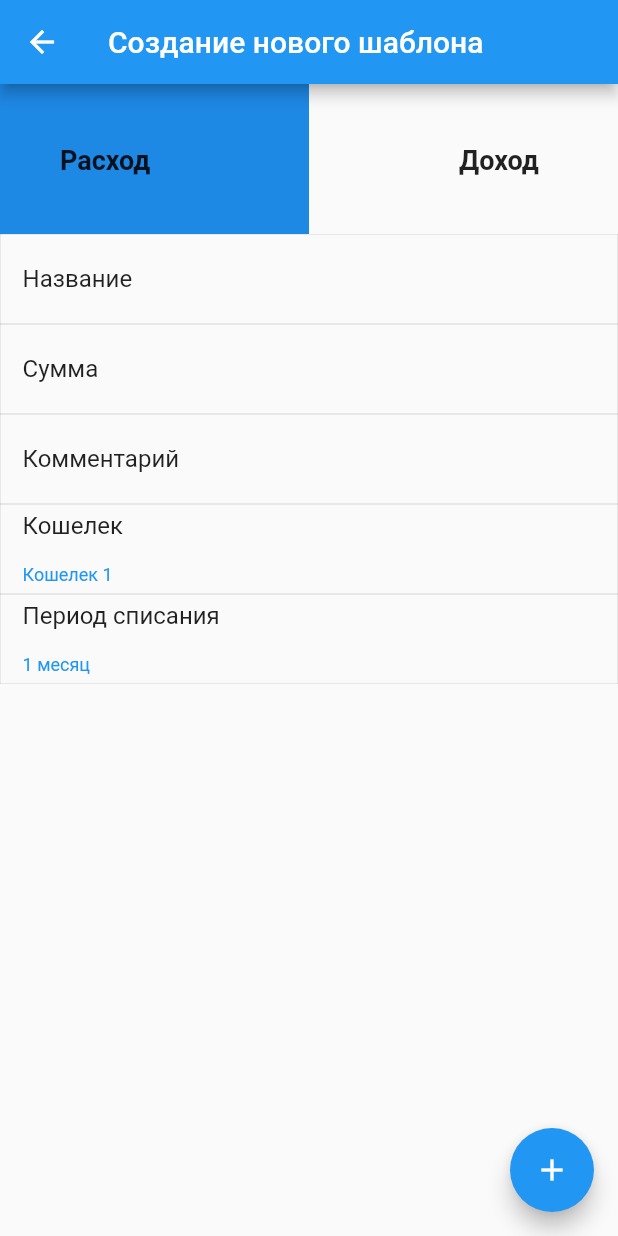
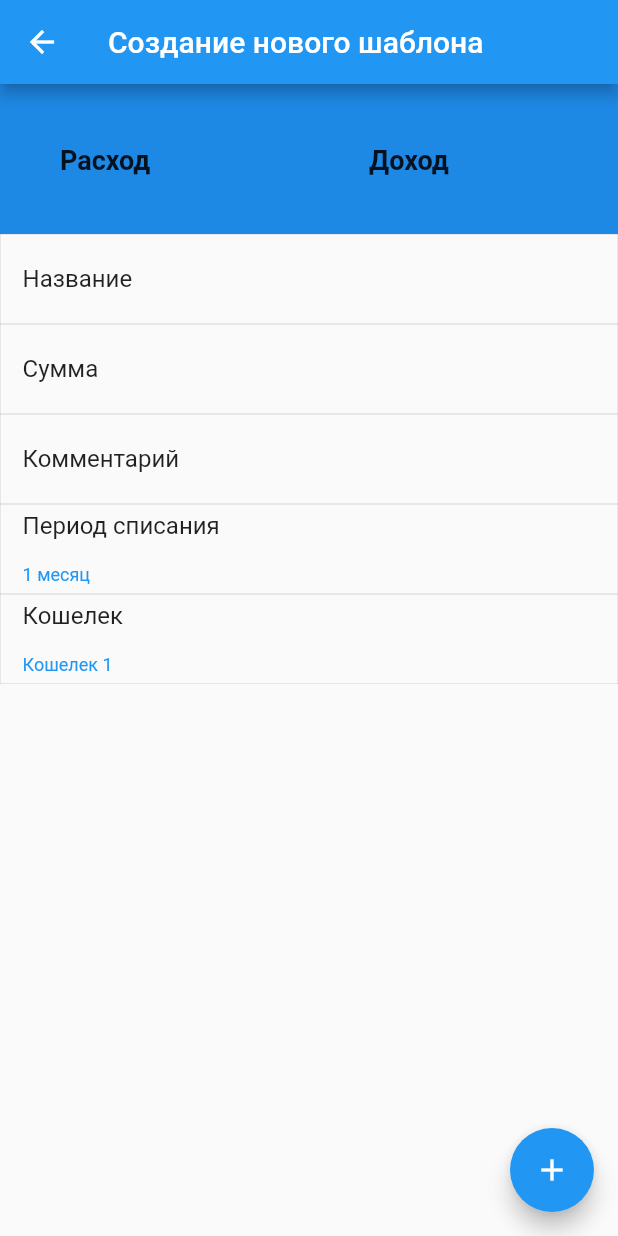
Before and after one commit to andryfaciy/NewNew_control_rashodof, a Flutter app: the Newshablone screen opened directly, on a phone screen of 412 x 824 dp. Run offline on Flutter 3.47's test engine with Material 2 defaults, Android fonts, the phone set to English and light mode, and no system bars; our stand-ins replace hive, hive_flutter; missing offline and left inert: dart:ffi; accounts and stored records are empty; generated files the repository leaves out were written again.

```diff
--- a/lib/main.dart
+++ b/lib/main.dart
@@ -1,7 +1,7 @@
 import 'package:flutter/material.dart';
 import 'package:hive/hive.dart';
 import 'package:hive_flutter/hive_flutter.dart';
-import 'package:todo_hive_example/screens/Home.dart';
+import 'package:todo_hive_example/screens/Home/Home.dart';
 import 'package:todo_hive_example/screens/add_todo/add_transaction.dart';
 import 'models/todo.dart';
 import 'client/hive_names.dart';
--- /dev/null
+++ b/lib/screens/Home/Components/SwipeButton.dart
@@ -0,0 +1,22 @@
+import 'package:flutter/material.dart';
+
+class SwipeButton extends StatelessWidget {
+  final text;
+  final route;
+  SwipeButton({this.text, this.route});
+
+  @override
+  Widget build(BuildContext context) {
+    return ButtonTheme(
+      height: 60,
+      child: RaisedButton(
+        onPressed: () {
+          Navigator.push(
+              context, MaterialPageRoute(builder: (context) => route));
+        },
+        child: Text(text, style: TextStyle(fontSize: 15)),
+        color: Colors.white,
+      ),
+    );
+  }
+}
--- a/lib/screens/Home.dart
+++ b/lib/screens/Home/Home.dart
@@ -1,13 +1,14 @@
 import 'package:flutter/material.dart';
 import 'package:hive/hive.dart';
 import 'package:hive_flutter/hive_flutter.dart';
-import '../client/hive_names.dart';
-import '../main.dart';
-import '../models/todo.dart';
-import 'Settings.dart';
-import 'Templates.dart';
-import 'Wallets.dart';
-import 'add_todo/add_transaction.dart';
+import '../../client/hive_names.dart';
+import '../../main.dart';
+import '../../models/todo.dart';
+import '../Settings/Settings.dart';
+import '../Templates/Templates.dart';
+import '../Wallets/Wallets.dart';
+import '../add_todo/add_transaction.dart';
+import 'Components/SwipeButton.dart';
 
 class MyHomePage extends StatefulWidget {
   MyHomePage({Key key, this.title}) : super(key: key);
@@ -32,38 +33,9 @@ class _MyHomePageState extends State<MyHomePage> {
             new AppBar(
               title: new Text('Меню'),
             ),
-            ButtonTheme(
-              height: 60,
-              child: RaisedButton(
-                onPressed: () {
-                  Navigator.push(context,
-                      MaterialPageRoute(builder: (context) => TemplatesPage()));
-                },
-                child: Text('Шаблоны', style: TextStyle(fontSize: 15)),
-                color: Colors.white,
-              ),
-            ),
-            ButtonTheme(
-              height: 60,
-              child: RaisedButton(
-                onPressed: () {
-                  Navigator.push(context,
-                      MaterialPageRoute(builder: (context) => SettingsPage()));
-                },
-                child: Text('Настройки', style: TextStyle(fontSize: 15)),
-                color: Colors.white,
-              ),
-            ),
-            ButtonTheme(
-                height: 60,
-                child: RaisedButton(
-                  onPressed: () {
-                    Navigator.push(context,
-                        MaterialPageRoute(builder: (context) => WalletsPage()));
-                  },
-                  child: Text('Кошельки', style: TextStyle(fontSize: 15)),
-                  color: Colors.white,
-                ))
+            SwipeButton(text: 'Настройки', route: SettingsPage()),
+            SwipeButton(text: 'Шаблоны', route: TemplatesPage()),
+            SwipeButton(text: 'Кошельки', route: WalletsPage()),
           ],
         ),
       ),
--- a/lib/screens/Newshablone.dart
+++ /dev/null
@@ -1,171 +0,0 @@
-import 'package:flutter/material.dart';
-
-class Newshablone extends StatelessWidget {
-  //Экран создания новыго шаблона
-  Widget build(BuildContext context) {
-    return Scaffold(
-        appBar: AppBar(
-          title: Text('Создание нового шаблона'),
-        ),
-        body: ListView(
-          children: [
-            Row(
-              mainAxisAlignment: MainAxisAlignment.spaceBetween,
-              children: [
-                Container(
-                  color: Colors.blue[600],
-                  padding: EdgeInsets.fromLTRB(40, 40, 0, 0),
-                  height: 100,
-                  width: MediaQuery.of(context).size.width / 2,
-                  child: Text("Расход",
-                      style:
-                          TextStyle(fontSize: 18, fontWeight: FontWeight.bold)),
-                ),
-                Container(
-                  height: 100,
-                  width: MediaQuery.of(context).size.width / 2,
-                  padding: EdgeInsets.fromLTRB(100, 40, 0, 0),
-                  child: Text("Доход",
-                      style:
-                          TextStyle(fontSize: 18, fontWeight: FontWeight.bold)),
-                ),
-              ],
-            ),
-            GestureDetector(
-              onTap: () {
-                print("Tapped a Container");
-              },
-              child: Container(
-                height: 60,
-                width: MediaQuery.of(context).size.width,
-                alignment: Alignment.centerLeft,
-                decoration: BoxDecoration(
-                    border: Border.all(
-                  width: 0.05,
-                )),
-                child: Padding(
-                  padding: EdgeInsets.fromLTRB(15, 20, 0, 0),
-                  child: Column(
-                    children: [
-                      Text("Название", style: TextStyle(fontSize: 16))
-                    ],
-                  ),
-                ),
-              ),
-            ),
-            GestureDetector(
-              onTap: () {
-                print("Tapped a Container");
-              },
-              child: Container(
-                height: 60,
-                width: MediaQuery.of(context).size.width,
-                alignment: Alignment.centerLeft,
-                decoration: BoxDecoration(
-                    border: Border.all(
-                  width: 0.05,
-                )),
-                child: Padding(
-                  padding: EdgeInsets.fromLTRB(15, 20, 0, 0),
-                  child: Column(
-                    children: [Text("Сумма", style: TextStyle(fontSize: 16))],
-                  ),
-                ),
-              ),
-            ),
-            GestureDetector(
-              onTap: () {
-                print("Tapped a Container");
-              },
-              child: Container(
-                height: 60,
-                width: MediaQuery.of(context).size.width,
-                alignment: Alignment.centerLeft,
-                decoration: BoxDecoration(
-                    border: Border.all(
-                  width: 0.05,
-                )),
-                child: Padding(
-                  padding: EdgeInsets.fromLTRB(15, 20, 0, 0),
-                  child: Column(
-                    children: [
-                      Text("Комментарий", style: TextStyle(fontSize: 16))
-                    ],
-                  ),
-                ),
-              ),
-            ),
-            GestureDetector(
-              onTap: () {
-                print("Tapped a Container");
-              },
-              child: Container(
-                height: 60,
-                width: MediaQuery.of(context).size.width,
-                alignment: Alignment.centerLeft,
-                decoration: BoxDecoration(
-                    border: Border.all(
-                  width: 0.05,
-                )),
-                child: Padding(
-                  padding: EdgeInsets.fromLTRB(15, 5, 0, 5),
-                  child: Column(
-                    crossAxisAlignment: CrossAxisAlignment.start,
-                    children: [
-                      Container(
-                        height: 35,
-                        child: Text("Кошелек", style: TextStyle(fontSize: 16)),
-                      ),
-                      Container(
-                        height: 14,
-                        child: Text("Кошелек 1",
-                            style: TextStyle(fontSize: 12, color: Colors.blue),
-                            textAlign: TextAlign.left),
-                      ),
-                    ],
-                  ),
-                ),
-              ),
-            ),
-            GestureDetector(
-              onTap: () {
-                print("Tapped a Container");
-              },
-              child: Container(
-                height: 60,
-                width: MediaQuery.of(context).size.width,
-                alignment: Alignment.centerLeft,
-                decoration: BoxDecoration(
-                    border: Border.all(
-                  width: 0.05,
-                )),
-                child: Padding(
-                  padding: EdgeInsets.fromLTRB(15, 5, 0, 5),
-                  child: Column(
-                    crossAxisAlignment: CrossAxisAlignment.start,
-                    children: [
-                      Container(
-                        height: 35,
-                        child: Text("Период списания",
-                            style: TextStyle(fontSize: 16)),
-                      ),
-                      Container(
-                        height: 14,
-                        child: Text("1 месяц",
-                            style: TextStyle(fontSize: 12, color: Colors.blue),
-                            textAlign: TextAlign.left),
-                      ),
-                    ],
-                  ),
-                ),
-              ),
-            ),
-          ],
-        ),
-        floatingActionButton: FloatingActionButton(
-          tooltip: 'Increment',
-          child: Icon(Icons.add),
-          onPressed: () {},
-        ));
-  }
-}
--- /dev/null
+++ b/lib/screens/Newshablone/Components/BigGestureButton.dart
@@ -0,0 +1,43 @@
+import 'package:flutter/material.dart';
+
+class BigGestureButton extends StatelessWidget {
+  final text1;
+  final text2;
+  BigGestureButton({this.text1, this.text2});
+
+  @override
+  Widget build(BuildContext context) {
+    return GestureDetector(
+      onTap: () {
+        print("Tapped a Container");
+      },
+      child: Container(
+        height: 60,
+        width: MediaQuery.of(context).size.width,
+        alignment: Alignment.centerLeft,
+        decoration: BoxDecoration(
+            border: Border.all(
+          width: 0.05,
+        )),
+        child: Padding(
+          padding: EdgeInsets.fromLTRB(15, 5, 0, 5),
+          child: Column(
+            crossAxisAlignment: CrossAxisAlignment.start,
+            children: [
+              Container(
+                height: 35,
+                child: Text(text1, style: TextStyle(fontSize: 16)),
+              ),
+              Container(
+                height: 14,
+                child: Text(text2,
+                    style: TextStyle(fontSize: 12, color: Colors.blue),
+                    textAlign: TextAlign.left),
+              ),
+            ],
+          ),
+        ),
+      ),
+    );
+  }
+}
--- /dev/null
+++ b/lib/screens/Newshablone/Components/ContainerShabloon.dart
@@ -0,0 +1,20 @@
+import 'package:flutter/material.dart';
+
+class ContainerShabloon extends StatelessWidget {
+  final text;
+  ContainerShabloon({
+    this.text,
+  });
+
+  @override
+  Widget build(BuildContext context) {
+    return Container(
+      color: Colors.blue[600],
+      padding: EdgeInsets.fromLTRB(40, 40, 0, 0),
+      height: 100,
+      width: MediaQuery.of(context).size.width / 2,
+      child: Text(text,
+          style: TextStyle(fontSize: 18, fontWeight: FontWeight.bold)),
+    );
+  }
+}
--- /dev/null
+++ b/lib/screens/Newshablone/Components/GestureButton.dart
@@ -0,0 +1,32 @@
+import 'package:flutter/material.dart';
+
+class GestureButton extends StatelessWidget {
+  final text;
+  GestureButton({
+    this.text,
+  });
+
+  @override
+  Widget build(BuildContext context) {
+    return GestureDetector(
+      onTap: () {
+        print("Tapped a Container");
+      },
+      child: Container(
+        height: 60,
+        width: MediaQuery.of(context).size.width,
+        alignment: Alignment.centerLeft,
+        decoration: BoxDecoration(
+            border: Border.all(
+          width: 0.05,
+        )),
+        child: Padding(
+          padding: EdgeInsets.fromLTRB(15, 20, 0, 0),
+          child: Column(
+            children: [Text(text, style: TextStyle(fontSize: 16))],
+          ),
+        ),
+      ),
+    );
+  }
+}
--- /dev/null
+++ b/lib/screens/Newshablone/Newshablone.dart
@@ -0,0 +1,36 @@
+import 'package:flutter/material.dart';
+
+import 'Components/BigGestureButton.dart';
+import 'Components/ContainerShabloon.dart';
+import 'Components/GestureButton.dart';
+
+class Newshablone extends StatelessWidget {
+  //Экран создания новыго шаблона
+  Widget build(BuildContext context) {
+    return Scaffold(
+        appBar: AppBar(
+          title: Text('Создание нового шаблона'),
+        ),
+        body: ListView(
+          children: [
+            Row(
+              mainAxisAlignment: MainAxisAlignment.spaceBetween,
+              children: [
+                ContainerShabloon(text: 'Расход'),
+                ContainerShabloon(text: 'Доход'),
+              ],
+            ),
+            GestureButton(text: 'Название'),
+            GestureButton(text: 'Сумма'),
+            GestureButton(text: 'Комментарий'),
+            BigGestureButton(text1: 'Период списания', text2: '1 месяц'),
+            BigGestureButton(text1: 'Кошелек', text2: 'Кошелек 1'),
+          ],
+        ),
+        floatingActionButton: FloatingActionButton(
+          tooltip: 'Increment',
+          child: Icon(Icons.add),
+          onPressed: () {},
+        ));
+  }
+}
--- a/lib/screens/Settings.dart
+++ b/lib/screens/Settings/Settings.dart
@@ -1,6 +1,6 @@
 import 'package:flutter/material.dart';
 
-import '../main.dart';
+import '../../main.dart';
 
 class SettingsPage extends StatefulWidget {
   @override
--- a/lib/screens/Templates.dart
+++ b/lib/screens/Templates/Templates.dart
@@ -1,7 +1,7 @@
 import 'package:flutter/material.dart';
 
-import '../main.dart';
-import 'Newshablone.dart';
+import '../../main.dart';
+import '../Newshablone/Newshablone.dart';
 
 class TemplatesPage extends StatelessWidget {
   //Экран Шаблоны
--- a/lib/screens/Wallets.dart
+++ b/lib/screens/Wallets/Wallets.dart
@@ -1,7 +1,7 @@
 import 'package:flutter/material.dart';
 
-import '../main.dart';
-import 'Newswallet.dart';
+import '../../main.dart';
+import '../Newswallet/Newswallet.dart';
 
 class WalletsPage extends StatelessWidget {
   //Экран кошельков тоже самое и что и с шаблонами надо делать пункты как на главном экране
```
Also changed, not shown: lib/screens/Newswallet/Newswallet.dart (renamed from lib/screens/Newswallet.dart), 1 other file.
